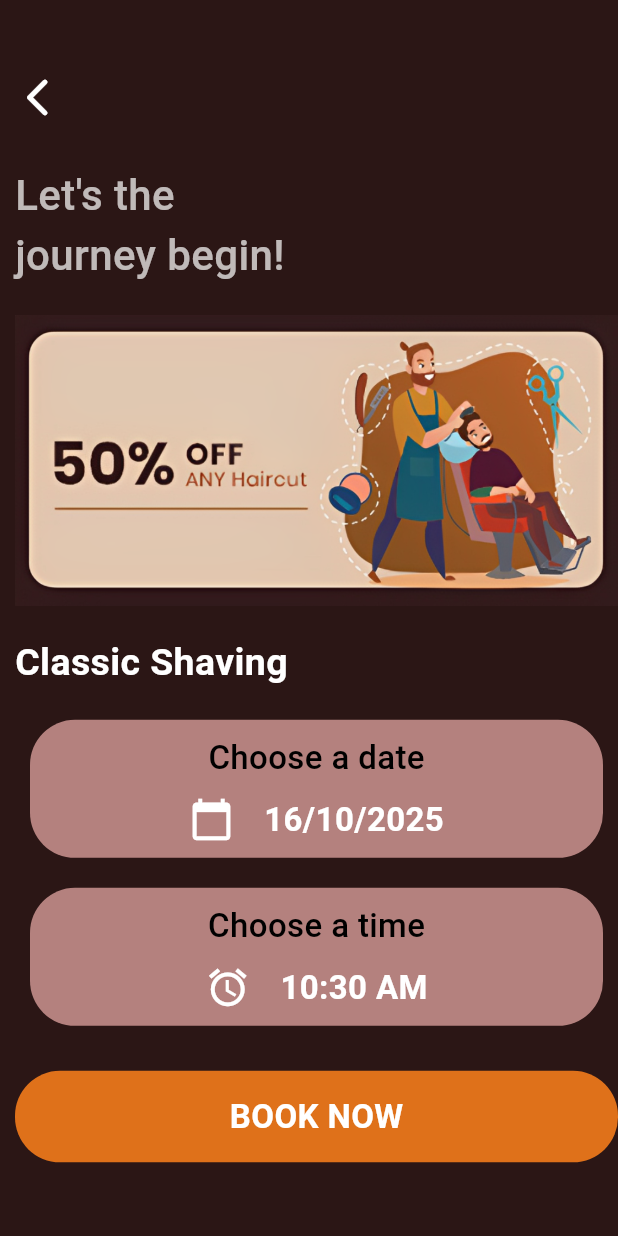
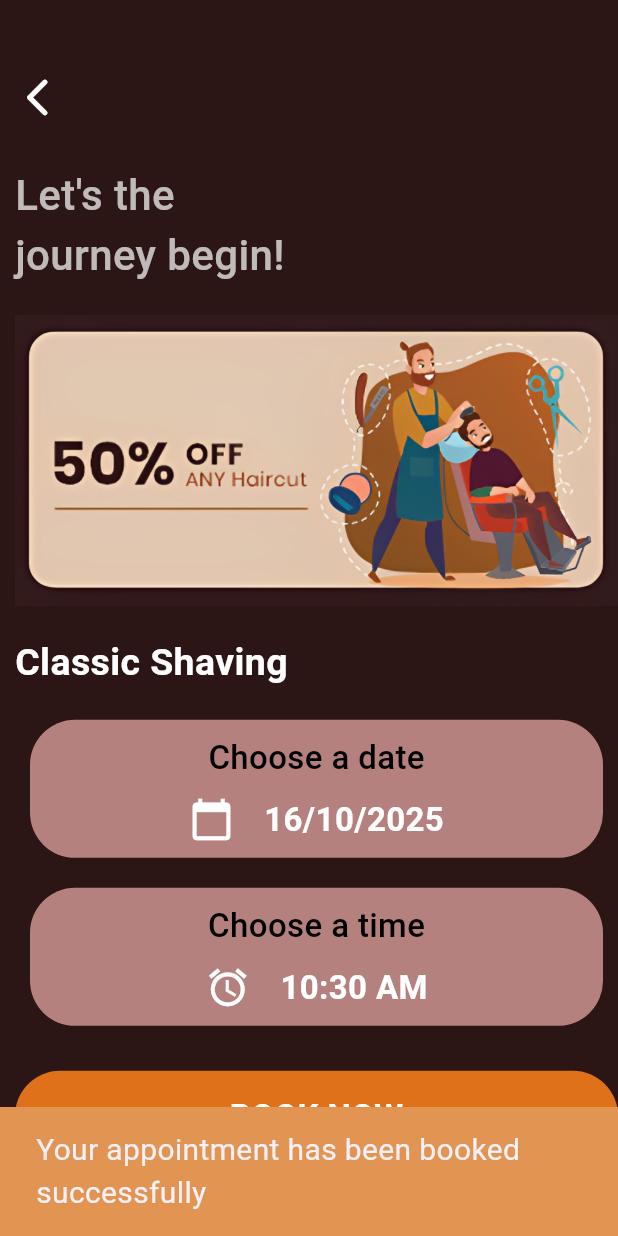
Before and after one commit to sdley/sdley_barber_shop, a Flutter app: the Booking screen opened directly, after a tap on "BOOK NOW", on a phone screen of 412 x 824 dp. Run offline on Flutter 3.47's test engine with Material 3 defaults, Android fonts, the phone set to English and light mode, and no system bars; our stand-ins replace cloud_firestore, firebase_auth, firebase_core, random_string, shared_preferences; accounts and stored records are empty.

Commit message:
Implemented booking feature

```diff
--- a/lib/pages/booking.dart
+++ b/lib/pages/booking.dart
@@ -1,4 +1,6 @@
 import 'package:flutter/material.dart';
+import 'package:sdley_barber_shop/services/database.dart';
+import 'package:sdley_barber_shop/services/shared_pref.dart';
 
 class Booking extends StatefulWidget {
   final String service;
@@ -9,6 +11,30 @@ class Booking extends StatefulWidget {
 }
 
 class _BookingState extends State<Booking> {
+  String? name, image, email;
+
+  getDataFromSharedPreferences() async {
+    name = await SharedPreferencesHelper.getUserName();
+    image = await SharedPreferencesHelper.getUserAvatar();
+    email = await SharedPreferencesHelper.getUserEmail();
+    setState(() {});
+  }
+
+  getOnLoad() async {
+    await getDataFromSharedPreferences();
+    setState(() {
+      name = name;
+      image = image;
+      email = email;
+    });
+  }
+
+  @override
+  void initState() {
+    getOnLoad();
+    super.initState();
+  }
+
   DateTime _selectedDate = DateTime.now();
   int _currentYear = DateTime.now().year;
 
@@ -183,7 +209,33 @@ class _BookingState extends State<Booking> {
             ),
             SizedBox(height: 30.0),
             GestureDetector(
-              onTap: () {},
+              onTap: () async {
+                Map<String, dynamic> appointment = {
+                  "service": widget.service,
+                  "date":
+                      "${_selectedDate.day}/${_selectedDate.month}/${_selectedDate.year}",
+                  "time": _selectedTime.format(
+                    context,
+                  ), // Format time as a string
+                  "name": name,
+                  "email": email,
+                  "image": image,
+                };
+                // Save appointment to database
+                await DatabaseServices().addAppointment(appointment).then((
+                  value,
+                ) {
+                  ScaffoldMessenger.of(context).showSnackBar(
+                    SnackBar(
+                      backgroundColor: Color(0xFFe29452),
+                      content: Text(
+                        "Your appointment has been booked successfully",
+                        style: TextStyle(fontSize: 20.0),
+                      ),
+                    ),
+                  );
+                });
+              },
               child: Container(
                 width: MediaQuery.of(context).size.width,
                 padding: EdgeInsets.symmetric(horizontal: 10.0, vertical: 15.0),
--- a/lib/services/database.dart
+++ b/lib/services/database.dart
@@ -23,11 +23,10 @@ class DatabaseServices {
     return [];
   }
 
-  Future<void> addAppointment(
-    String uid,
-    Map<String, dynamic> appointment,
-  ) async {
-    // Implementation for adding an appointment for a user
+  Future addAppointment(Map<String, dynamic> appointment) async {
+    return await FirebaseFirestore.instance
+        .collection("appointments")
+        .add(appointment);
   }
 
   Future addUserDetails(Map<String, dynamic> userInfoMap, String id) async {
```
